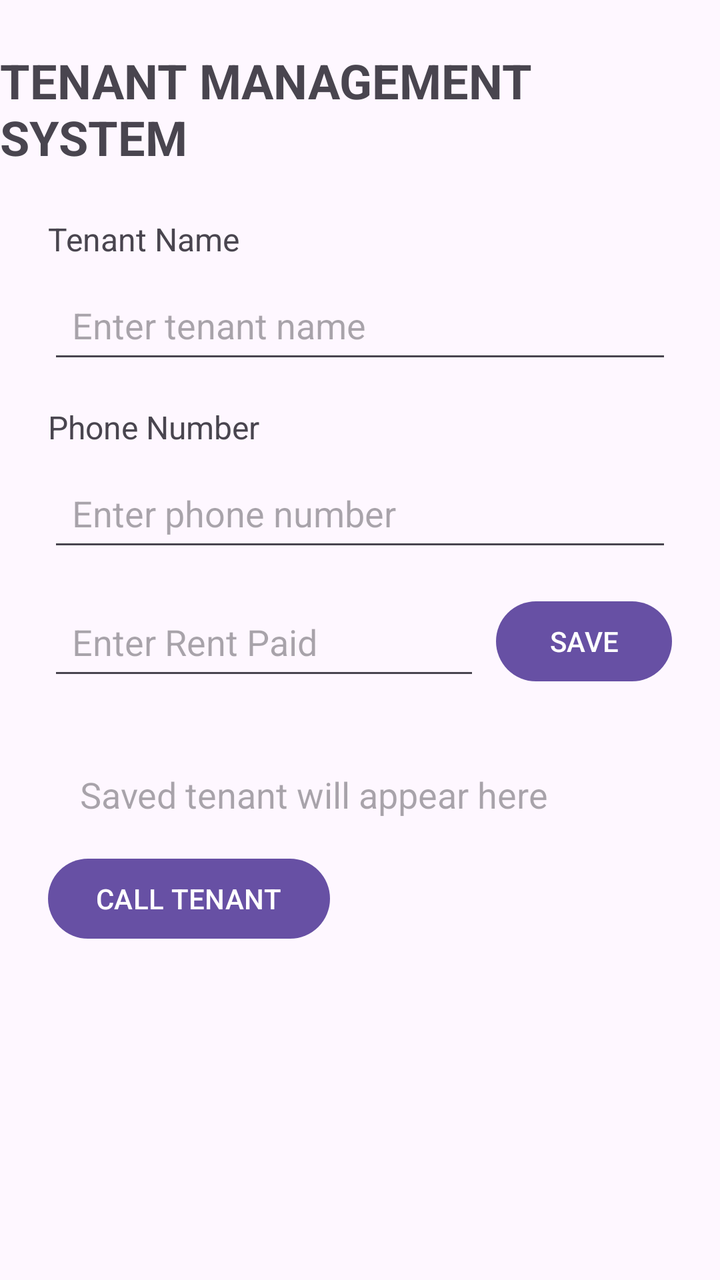
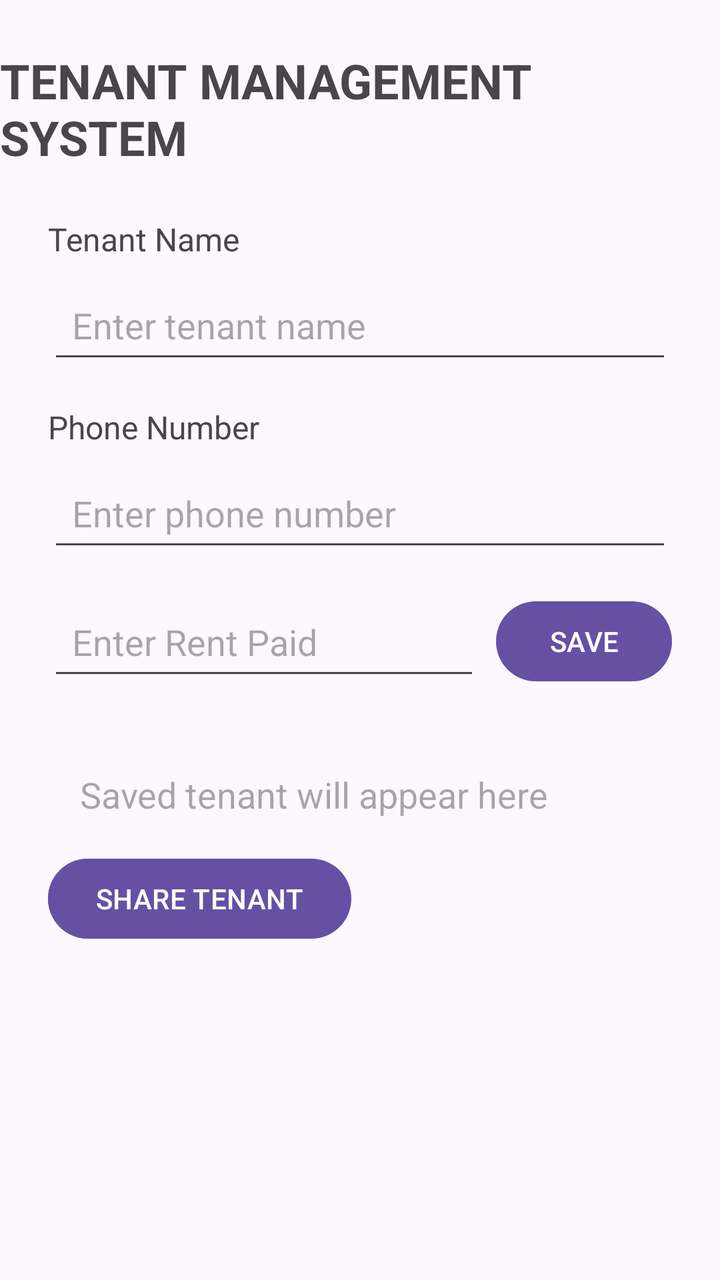

Compare the two renders of this Android layout. The source of the first and the diff that turns it into the second are given below.
<!-- AndroidManifest.xml: application theme Theme.TenantManagementSystem -->
<!-- res/layout/activity_main.xml -->
<?xml version="1.0" encoding="utf-8"?>
<layout xmlns:android="http://schemas.android.com/apk/res/android"
    xmlns:app="http://schemas.android.com/apk/res-auto">

    <data>
        <variable
            name="tenant"
            type="com.example.tenantmanagementsystem.Tenant" />
    </data>

    <androidx.constraintlayout.widget.ConstraintLayout
        android:layout_width="match_parent"
        android:layout_height="match_parent">

        <TextView
            android:id="@+id/titleTextView"
            android:layout_width="wrap_content"
            android:layout_height="wrap_content"
            android:text="TENANT MANAGEMENT SYSTEM"
            android:textSize="24sp"
            android:textStyle="bold"
            android:layout_marginTop="24dp"
            app:layout_constraintTop_toTopOf="parent"
            app:layout_constraintStart_toStartOf="parent"
            app:layout_constraintEnd_toEndOf="parent" />

        <TextView
            android:id="@+id/tenantNameLabel"
            android:layout_width="wrap_content"
            android:layout_height="wrap_content"
            android:text="Tenant Name"
            android:textSize="16sp"
            android:layout_marginTop="24dp"
            android:layout_marginStart="24dp"
            app:layout_constraintTop_toBottomOf="@id/titleTextView"
            app:layout_constraintStart_toStartOf="parent" />

        <EditText
            android:id="@+id/tenantNameEditText"
            android:layout_width="0dp"
            android:layout_height="wrap_content"
            android:hint="Enter tenant name"
            android:minHeight="48dp"
            android:padding="12dp"
            android:layout_marginTop="8dp"
            android:layout_marginStart="24dp"
            android:layout_marginEnd="24dp"
            app:layout_constraintTop_toBottomOf="@id/tenantNameLabel"
            app:layout_constraintStart_toStartOf="parent"
            app:layout_constraintEnd_toEndOf="parent" />

        <TextView
            android:id="@+id/phoneLabel"
            android:layout_width="wrap_content"
            android:layout_height="wrap_content"
            android:text="Phone Number"
            android:textSize="16sp"
            android:layout_marginTop="16dp"
            android:layout_marginStart="24dp"
            app:layout_constraintTop_toBottomOf="@id/tenantNameEditText"
            app:layout_constraintStart_toStartOf="parent" />

        <EditText
            android:id="@+id/phoneEditText"
            android:layout_width="0dp"
            android:layout_height="wrap_content"
            android:hint="Enter phone number"
            android:inputType="phone"
            android:minHeight="48dp"
            android:padding="12dp"
            android:layout_marginTop="8dp"
            android:layout_marginStart="24dp"
            android:layout_marginEnd="24dp"
            app:layout_constraintTop_toBottomOf="@id/phoneLabel"
            app:layout_constraintStart_toStartOf="parent"
            app:layout_constraintEnd_toEndOf="parent" />

        <EditText
            android:id="@+id/rentEditText"
            android:layout_width="0dp"
            android:layout_height="wrap_content"
            android:hint="Enter Rent Paid"
            android:inputType="numberDecimal"
            android:minHeight="48dp"
            android:padding="12dp"
            android:layout_marginStart="24dp"
            android:layout_marginTop="16dp"
            android:layout_marginEnd="8dp"
            app:layout_constraintTop_toBottomOf="@id/phoneEditText"
            app:layout_constraintStart_toStartOf="parent"
            app:layout_constraintEnd_toStartOf="@id/saveButton" />

        <Button
            android:id="@+id/saveButton"
            android:layout_width="wrap_content"
            android:layout_height="wrap_content"
            android:text="SAVE"
            android:layout_marginEnd="24dp"
            app:layout_constraintTop_toTopOf="@id/rentEditText"
            app:layout_constraintEnd_toEndOf="parent" />

        <TextView
            android:id="@+id/tenantResultTextView"
            android:layout_width="0dp"
            android:layout_height="wrap_content"
            android:text="@{tenant.summary()}"
            android:hint="Saved tenant will appear here"
            android:textSize="18sp"
            android:padding="16dp"
            android:layout_margin="24dp"
            app:layout_constraintTop_toBottomOf="@id/rentEditText"
            app:layout_constraintStart_toStartOf="parent"
            app:layout_constraintEnd_toEndOf="parent" />

        <Button
            android:id="@+id/callButton"
            android:layout_width="wrap_content"
            android:layout_height="wrap_content"
            android:text="CALL TENANT"
            android:layout_marginStart="24dp"
            app:layout_constraintTop_toBottomOf="@id/tenantResultTextView"
            app:layout_constraintStart_toStartOf="parent" />
    </androidx.constraintlayout.widget.ConstraintLayout>
</layout>
<!-- resources referenced by this layout -->
<resources>
  <style name="Theme.TenantManagementSystem" parent="Base.Theme.TenantManagementSystem" />
  <style name="Base.Theme.TenantManagementSystem" parent="Theme.Material3.DayNight.NoActionBar">
          
          
      </style>
</resources>

<!-- the commit's change to res/layout/activity_main.xml (unified diff, before → after) -->
@@ -120,5 +120,14 @@
             android:layout_marginStart="24dp"
             app:layout_constraintTop_toBottomOf="@id/tenantResultTextView"
             app:layout_constraintStart_toStartOf="parent" />
+
+        <Button
+            android:id="@+id/shareButton"
+            android:layout_width="wrap_content"
+            android:layout_height="wrap_content"
+            android:text="SHARE TENANT"
+            android:layout_marginStart="24dp"
+            app:layout_constraintTop_toBottomOf="@id/tenantResultTextView"
+            app:layout_constraintStart_toStartOf="parent" />
     </androidx.constraintlayout.widget.ConstraintLayout>
 </layout>
